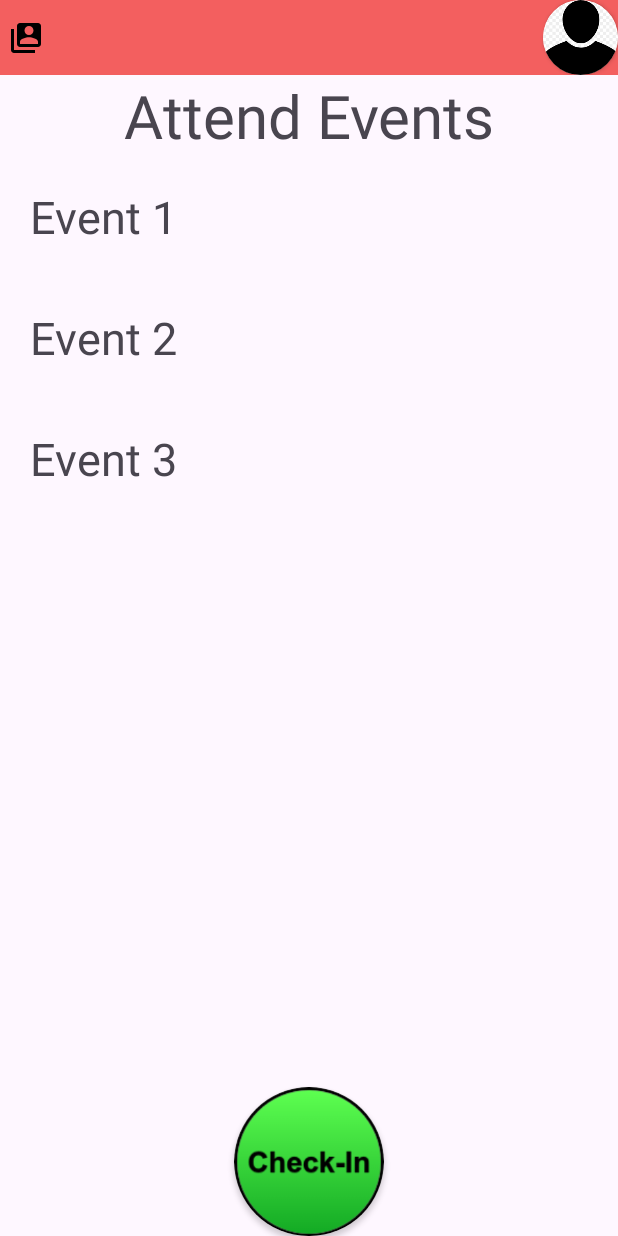
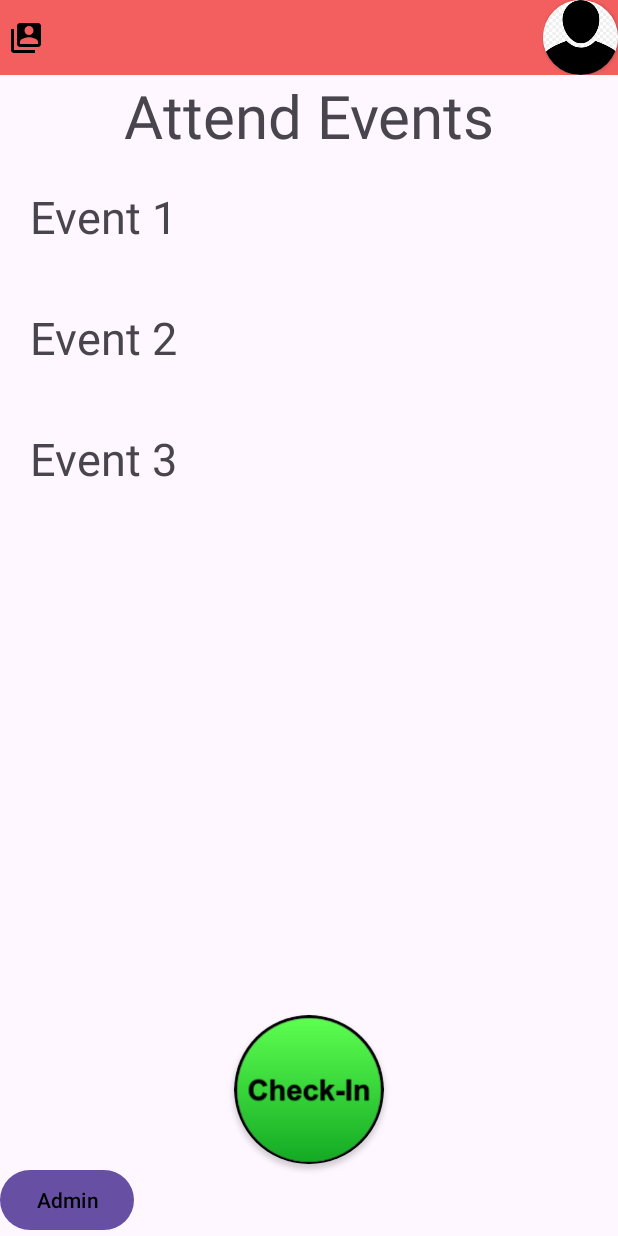
Before and after one commit to CMPUT301W24T33/SyntaxTerror, an Android app: the screen it shows after launch once a user with an empty profile is signed in (Attendee), on a phone screen of 412 x 824 dp. Run offline under Robolectric (Android 15) with nearby library versions, the phone set to English and light mode, and no system bars; our stand-ins replace Firebase (no records; nobody signed in at launch, a user with empty details on screens opened directly); libraries missing offline, so code that uses them is left out: com.google.mlkit.vision.

Commit message:
linked to admin activity

```diff
--- a/CMPUT301W24T33/app/src/main/java/com/example/cmput301w24t33/activities/Attendee.java
+++ b/CMPUT301W24T33/app/src/main/java/com/example/cmput301w24t33/activities/Attendee.java
@@ -16,6 +16,7 @@ import android.content.Context;
 import android.content.Intent;
 import android.os.Bundle;
 import android.util.Log;
+import android.widget.Button;
 import android.widget.ImageButton;
 import android.widget.ImageView;
 
@@ -162,7 +163,6 @@ public class Attendee extends AppCompatActivity implements AdapterEventClickList
         // used reviewgrower.com/button-and-badge-generator/ to quickly make a button
         ImageView checkInButton = findViewById(R.id.check_in_img);
         checkInButton.setOnClickListener(v -> {
-            // fill in a fragment or whatever is decided for checkin
             qrScanner.scanQRCode(Attendee.this);
        });
 
@@ -173,6 +173,15 @@ public class Attendee extends AppCompatActivity implements AdapterEventClickList
             startActivity(intent);
             finish();
         });
+
+        // Temporary admin button, remove once admin id's are sorted
+        // No back button
+        Button tempAdminButton = findViewById(R.id.temp_admin_button);
+        tempAdminButton.setOnClickListener(v -> {
+            Intent intent = new Intent(Attendee.this, Admin.class);
+            startActivity(intent);
+            finish();
+        });
     }
 
 }
--- a/CMPUT301W24T33/app/src/main/res/layout/attendee_activity.xml
+++ b/CMPUT301W24T33/app/src/main/res/layout/attendee_activity.xml
@@ -38,7 +38,6 @@
                 app:cardCornerRadius="100dp"
                 android:layout_height="100dp"
                 android:layout_gravity="center"
-                android:layout_alignParentRight="true"
                 android:layout_weight="1">
                 <ImageView
                     android:id="@+id/check_in_img"
@@ -49,7 +48,17 @@
                     android:src="@drawable/check_in_img"
                     android:focusable="true">
                 </ImageView>
-            </androidx.cardview.widget.CardView>
+                </androidx.cardview.widget.CardView>
+
+                <Button
+                    android:id="@+id/temp_admin_button"
+                    android:layout_width="wrap_content"
+                    android:layout_height="wrap_content"
+                    android:text="Admin"
+                    android:textColor="@color/black"
+                    android:layout_alignParentEnd="true">
+                </Button>
+
 
         </LinearLayout>
 
```
